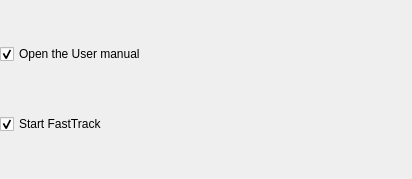
Above: FastTrack/packages/FastTrack/meta/readmecheckboxform.ui from FastTrackOrg/Windows_Release_Factory before the change. Below: the same form after it.
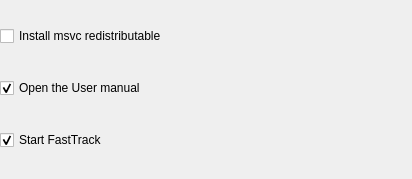
That is the form after the change.

Commit message: Add vc redistributable

Diff of the .ui file:
```diff
--- a/FastTrack/packages/FastTrack/meta/readmecheckboxform.ui
+++ b/FastTrack/packages/FastTrack/meta/readmecheckboxform.ui
@@ -23,6 +23,13 @@
    <property name="bottomMargin">
     <number>0</number>
    </property>
+   <item>
+    <widget class="QCheckBox" name="msvcCheckBox">
+     <property name="text">
+      <string>Install msvc redistributable</string>
+     </property>
+    </widget>
+   </item>
    <item>
     <widget class="QCheckBox" name="readMeCheckBox">
      <property name="text">
```
The commit also changes 1 other file.
